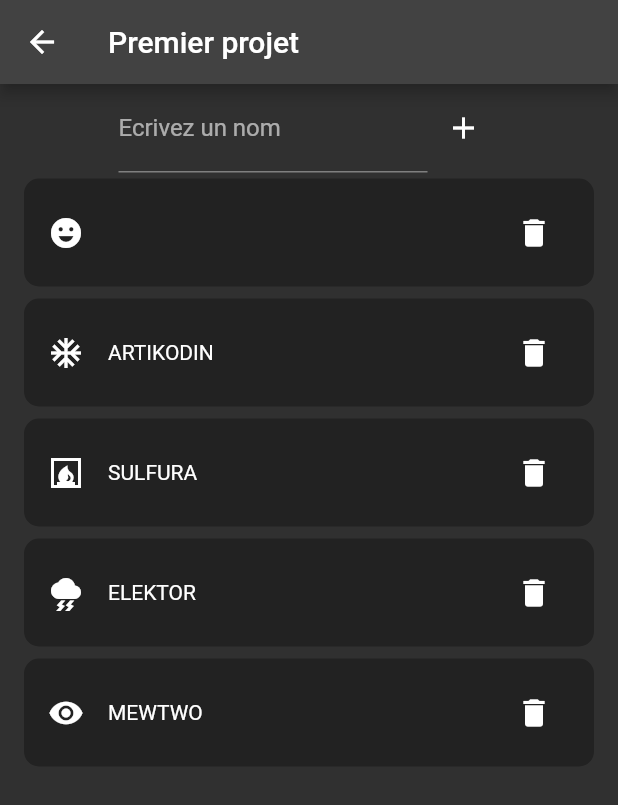
After one commit to PetitIutCheri/Flutter_IUT, a Flutter app: the screen it shows after launch, after a tap on the "add" icon, on a phone screen of 412 x 824 dp. The commit adds this screen. Shown: the top 805 px of the screen. Run offline on Flutter 3.47's test engine with Material 2 defaults, Android fonts, the phone set to English and light mode, and no system bars; missing offline and left inert: dart:js_util.

Commit message:
ajout suppression, navigation

```diff
--- /dev/null
+++ b/flutter_project_1/lib/home_page.dart
@@ -0,0 +1,140 @@
+import 'package:flutter/material.dart';
+import 'package:flutter_project_1/page_name.dart';
+
+import 'pokemon.dart';
+
+class HomePage extends StatefulWidget {
+  const HomePage({super.key});
+
+  @override
+  State<HomePage> createState() => _HomePageState();
+}
+
+class _HomePageState extends State<HomePage> {
+  late final TextEditingController controller;
+  late final Function(String) onDelete;
+  @override
+  void initState() {
+    controller = TextEditingController();
+    super.initState();
+  }
+
+  @override
+  void dispose() {
+    controller.dispose();
+    super.dispose();
+  }
+
+  final pokedex = <Pokemon>[
+    // <== liste finale, contenu constant
+
+    Pokemon(name: 'Artikodin', icon: Icons.ac_unit),
+    Pokemon(name: 'Sulfura', icon: Icons.fireplace),
+    Pokemon(name: 'Elektor', icon: Icons.thunderstorm),
+    Pokemon(name: 'Mewtwo', icon: Icons.remove_red_eye),
+  ];
+
+  @override
+  Widget build(BuildContext context) {
+    return Scaffold(
+      appBar: AppBar(
+        title: const Text('Premier projet'),
+      ),
+      body: SingleChildScrollView(
+        child: Center(
+          child: Column(
+            children: [
+              Row(
+                mainAxisSize: MainAxisSize.min,
+                children: [
+                  Expanded(
+                    child: TextField(
+                      controller: controller,
+                      decoration: const InputDecoration(
+                        labelText: 'Ecrivez un nom',
+                      ),
+                    ),
+                  ),
+                  Flexible(
+                    child: IconButton(
+                      icon: const Icon(Icons.add),
+                      onPressed: addPokemon,
+                    ),
+                  )
+                ],
+              ),
+              for (final Pokemon item in pokedex)
+                TheAmazingRow(
+                  icon: item.icon,
+                  label: item.name.toUpperCase(),
+                  onDelete: () => onDeletePokemon(item.name),
+                )
+            ],
+          ),
+        ),
+      ),
+    );
+  }
+
+  void onDeletePokemon(String label) {
+    pokedex.removeWhere((e) => e.name.toLowerCase() == label.toLowerCase());
+    setState(() {});
+  }
+
+  void addPokemon() {
+    final nameToAdd = controller.text;
+    controller.clear();
+
+    pokedex.insert(0, Pokemon(icon: Icons.emoji_emotions, name: nameToAdd));
+    setState(() {});
+  }
+}
+
+class TheAmazingRow extends StatelessWidget {
+  const TheAmazingRow({
+    Key? key,
+    required this.icon,
+    required this.label,
+    required this.onDelete(),
+  }) : super(key: key);
+
+// la c'est entre le constructeur
+  final IconData icon;
+  final String label;
+  final VoidCallback onDelete;
+
+  @override
+  Widget build(BuildContext context) {
+    return Padding(
+      padding: const EdgeInsets.symmetric(horizontal: 16, vertical: 4),
+      child: InkWell(
+        onTap: () {
+          Navigator.pushNamed(context, PageName.detail);
+        },
+        child: Container(
+            decoration: BoxDecoration(
+              color: Colors.black.withOpacity(0.3),
+              borderRadius: BorderRadius.circular(10),
+            ),
+            padding: const EdgeInsets.symmetric(
+              horizontal: 16,
+              vertical: 12,
+            ),
+            child: Row(
+              children: [
+                Icon(icon),
+                const SizedBox(width: 16),
+                Expanded(
+                  child: Text(label),
+                ),
+                IconButton(
+                    icon: const Icon(Icons.delete),
+                    onPressed: () {
+                      onDelete();
+                    }),
+              ],
+            )),
+      ),
+    );
+  }
+}
--- a/flutter_project_1/lib/main.dart
+++ b/flutter_project_1/lib/main.dart
@@ -1,40 +1,21 @@
+import 'dart:js_util';
+
 import 'package:flutter/material.dart';
+import 'package:flutter/rendering.dart';
+import 'package:flutter_project_1/home_page.dart';
+import 'package:flutter_project_1/page_name.dart';
+import 'package:flutter_project_1/pokemon.dart';
+
+import 'detail-page.dart';
 
 void main() => runApp(
       const MyApp(),
     );
 
-class MyApp extends StatefulWidget {
-  const MyApp({
-    Key? key,
-  }) : super(key: key);
+//--------------------------------------MY APP------------------------------------------------
 
-  @override
-  State<MyApp> createState() => _MyAppState();
-}
-
-class _MyAppState extends State<MyApp> {
-  late final TextEditingController controller;
-  @override
-  void initState() {
-    controller = TextEditingController();
-    super.initState();
-  }
-
-  @override
-  void dispose() {
-    controller.dispose();
-    super.dispose();
-  }
-
-  final pokedex = <Pokemon>[
-    // <== liste finale, contenu constant
-
-    Pokemon(name: 'Artikodin', icon: Icons.ac_unit),
-    Pokemon(name: 'Sulfura', icon: Icons.fireplace),
-    Pokemon(name: 'Elektor', icon: Icons.thunderstorm),
-    Pokemon(name: 'Mewtwo', icon: Icons.remove_red_eye),
-  ];
+class MyApp extends StatelessWidget {
+  const MyApp({super.key});
 
   @override
   Widget build(BuildContext context) {
@@ -48,90 +29,12 @@ class _MyAppState extends State<MyApp> {
         brightness: Brightness.dark,
       ),
       themeMode: ThemeMode.dark,
-      home: Scaffold(
-        appBar: AppBar(
-          title: const Text('Premier projet'),
-        ),
-        body: SingleChildScrollView(
-          child: Center(
-            child: Column(
-              children: [
-                Row(
-                  mainAxisSize: MainAxisSize.min,
-                  children: [
-                    Expanded(
-                      child: TextField(
-                        controller: controller,
-                        decoration: const InputDecoration(
-                          labelText: 'Ecrivez un nom',
-                        ),
-                      ),
-                    ),
-                    Flexible(
-                      child: IconButton(
-                          icon: const Icon(Icons.add),
-                          onPressed: () {
-                            pokedex.insert(
-                                0,
-                                Pokemon(
-                                    icon: Icons.emoji_emotions,
-                                    name: "Aboubacar"));
-                            setState(() {});
-                          }),
-                    )
-                  ],
-                ),
-                for (final Pokemon item in pokedex)
-                  TheAmazingRow(
-                      icon: item.icon, label: item.name.toUpperCase()),
-              ],
-            ),
-          ),
-        ),
-      ),
+      home: const HomePage(),
+      initialRoute: PageName.home,
+      routes: {
+        PageName.detail: (context) => const SecondScreen(),
+        PageName.home: (context) => const HomePage(),
+      },
     );
   }
 }
-
-class Pokemon {
-  final String name;
-  final IconData icon;
-  Pokemon({required this.icon, required this.name});
-}
-
-class TheAmazingRow extends StatelessWidget {
-  const TheAmazingRow({Key? key, required this.icon, required this.label})
-      : super(key: key);
-// la c'est entre le constructeur
-  final IconData icon;
-  final String label;
-
-  @override
-  Widget build(BuildContext context) {
-    return Padding(
-      padding: const EdgeInsets.symmetric(horizontal: 16, vertical: 4),
-      child: Container(
-          decoration: BoxDecoration(
-            color: Colors.black.withOpacity(0.3),
-            borderRadius: BorderRadius.circular(10),
-          ),
-          padding: const EdgeInsets.symmetric(
-            horizontal: 16,
-            vertical: 12,
-          ),
-          child: Row(
-            children: [
-              Icon(icon),
-              const SizedBox(width: 16),
-              Expanded(
-                child: Text(label),
-              ),
-              IconButton(
-                icon: const Icon(Icons.delete),
-                onPressed: () {},
-              ),
-            ],
-          )),
-    );
-  }
-}
--- /dev/null
+++ b/flutter_project_1/lib/page_name.dart
@@ -0,0 +1,4 @@
+class PageName {
+  static const String home = '/home_page';
+  static const String detail = '/detail_page';
+}
```
Also changed, not shown: flutter_project_1/lib/detail-page.dart (added, +24 -0 lines), flutter_project_1/lib/pokemon.dart (added, +7 -0 lines).
